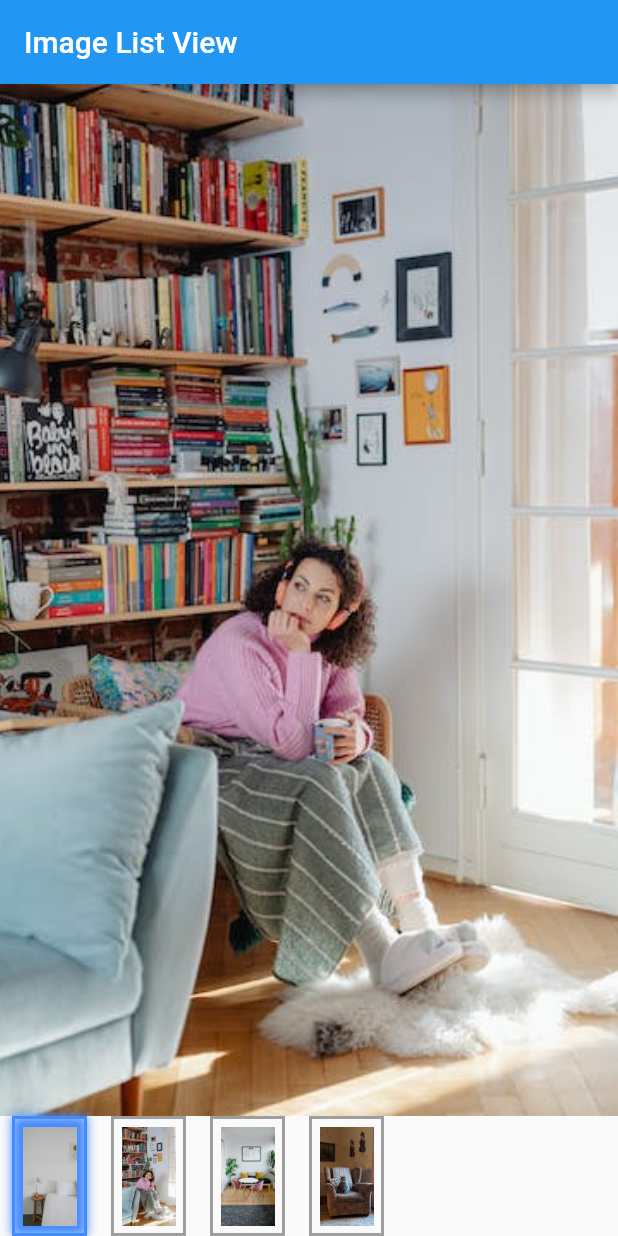
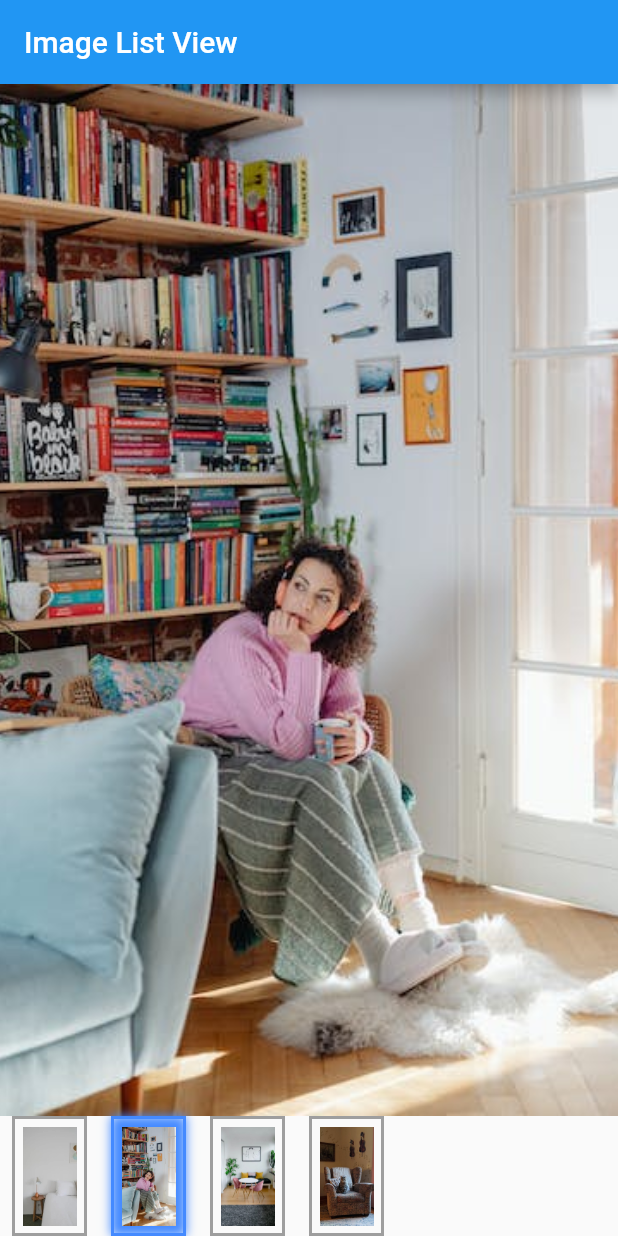
Before and after one commit to Enobong-kingsley/List-carousel-test, a Flutter app: the screen it shows after launch, swiped to page 2, on a phone screen of 412 x 824 dp. Run offline on Flutter 3.47's test engine with Material 2 defaults, Android fonts, the phone set to English and light mode, and no system bars.

Commit message:
added_new_feature

```diff
--- a/lib/main.dart
+++ b/lib/main.dart
@@ -30,7 +30,20 @@ class _MyImageListViewState extends State<MyImageListView> {
     // Add more image paths
   ];
 
-  List<bool> _isSelected = List.generate(4, (index) => index == 0);
+  late List<bool> _isSelected;
+
+  @override
+  void initState() {
+    super.initState();
+    _isSelected = List.generate(images.length, (index) => index == 0);
+
+    _pageController.addListener(() {
+      setState(() {
+        _currentIndex = _pageController.page!.round();
+        _isSelected = List.generate(images.length, (i) => i == _currentIndex);
+      });
+    });
+  }
 
   @override
   Widget build(BuildContext context) {
@@ -41,11 +54,10 @@ class _MyImageListViewState extends State<MyImageListView> {
       body: Column(
         children: <Widget>[
           Expanded(
-            flex: 8, // 80% of the available space
+            flex: 8,
             child: PageView.builder(
               controller: _pageController,
-              scrollDirection:
-                  Axis.horizontal, // Set scroll direction to horizontal
+              scrollDirection: Axis.horizontal,
               itemCount: images.length,
               itemBuilder: (context, index) {
                 return GestureDetector(
@@ -55,9 +67,7 @@ class _MyImageListViewState extends State<MyImageListView> {
                     // For example: Navigator.push(...)
                   },
                   child: Container(
-                    width: MediaQuery.of(context)
-                        .size
-                        .width, // Occupy the full width
+                    width: MediaQuery.of(context).size.width,
                     height: double.infinity,
                     child: Image.asset(
                       images[index],
@@ -81,16 +91,11 @@ class _MyImageListViewState extends State<MyImageListView> {
                       duration: Duration(milliseconds: 300),
                       curve: Curves.easeInOut,
                     );
-
-                    setState(() {
-                      _isSelected =
-                          List.generate(images.length, (i) => i == index);
-                    });
                   },
                   child: AnimatedContainer(
                     duration: Duration(milliseconds: 30),
                     margin: EdgeInsets.symmetric(horizontal: 8.0),
-                    padding: EdgeInsets.all(5.0), // Add padding
+                    padding: EdgeInsets.all(5.0),
                     width: 50.0,
                     height: 50.0,
                     decoration: BoxDecoration(
@@ -99,7 +104,7 @@ class _MyImageListViewState extends State<MyImageListView> {
                         color: _isSelected[index]
                             ? Colors.blueAccent
                             : Colors.grey,
-                        width: 2.0, // Set border width
+                        width: 2.0,
                       ),
                       boxShadow: _isSelected[index]
                           ? [
@@ -120,14 +125,4 @@ class _MyImageListViewState extends State<MyImageListView> {
       ),
     );
   }
-
-  @override
-  void initState() {
-    super.initState();
-    _pageController.addListener(() {
-      setState(() {
-        _currentIndex = _pageController.page!.round();
-      });
-    });
-  }
 }
```
